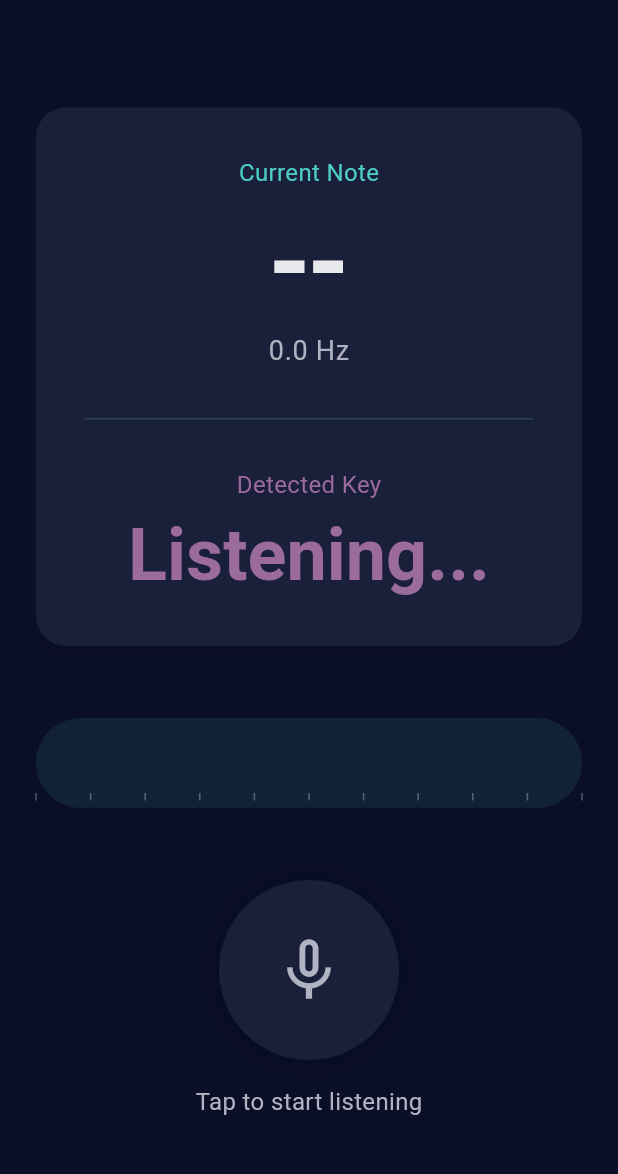
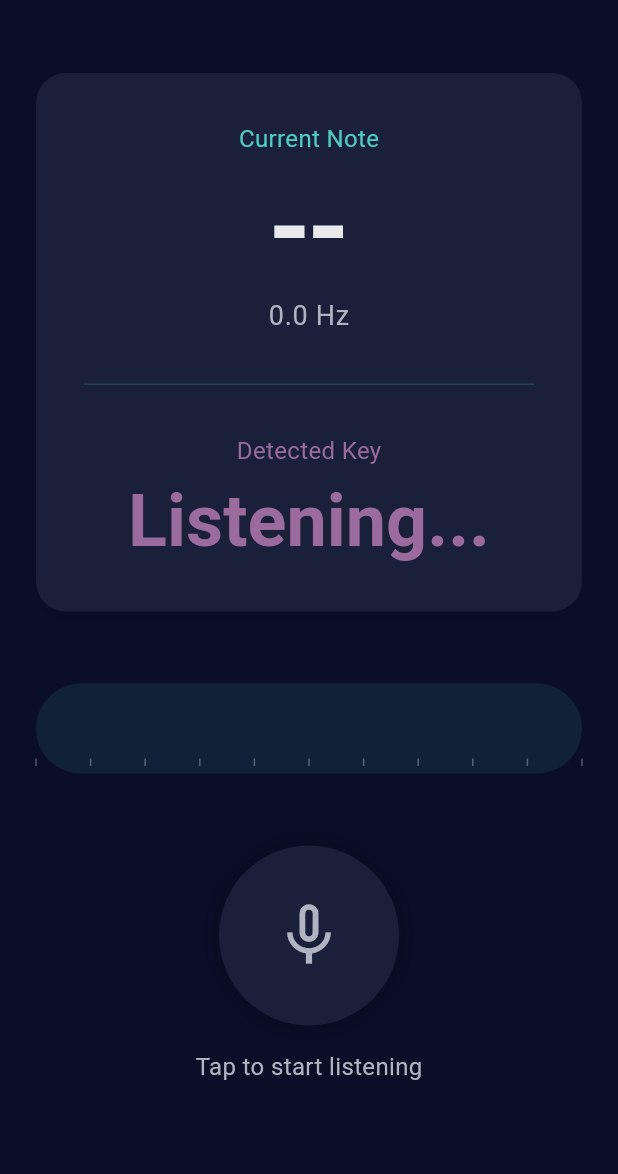
Before and after one commit to Denis-7242/keyfinder-app, a Flutter app: the screen it shows after launch, on a phone screen of 412 x 824 dp, the part 59-1233 px from its top. Run offline on Flutter 3.47's test engine with Material 3 defaults, Android fonts, the phone set to English and light mode, and no system bars; our stand-ins replace permission_handler, shared_preferences; missing offline and left inert: pitch_detector_dart, record.

Commit message:
added some dependencies in the pubspec.yaml and updated the home_screen.dart

```diff
--- a/lib/screens/home_screen.dart
+++ b/lib/screens/home_screen.dart
@@ -50,7 +50,6 @@ class _HomeScreenState extends State<HomeScreen> {
 
   Future<void> _startListening() async {
     final success = await _audioService.startRecording((audioData) async {
-      // Process audio data
       final pitchResult = await _pitchService.detectPitch(audioData);
 
       if (pitchResult != null && mounted) {
@@ -68,11 +67,8 @@ class _HomeScreenState extends State<HomeScreen> {
         _isListening = true;
       });
 
-      // Update UI periodically
       _processingTimer = Timer.periodic(const Duration(milliseconds: 500), (timer) {
-        if (mounted) {
-          setState(() {});
-        }
+        if (mounted) setState(() {});
       });
     } else {
       _showPermissionDialog();
@@ -131,10 +127,19 @@ class _HomeScreenState extends State<HomeScreen> {
         ],
       ),
       body: SafeArea(
+        child: LayoutBuilder(
+          builder: (context, constraints) {
+            return SingleChildScrollView(
+              child: ConstrainedBox(
+                constraints: BoxConstraints(
+                  minHeight: constraints.maxHeight,
+                ),
+                child: IntrinsicHeight(
                   child: Column(
                     mainAxisAlignment: MainAxisAlignment.center,
+                    crossAxisAlignment: CrossAxisAlignment.center,
                     children: [
-            const Spacer(),
+                      const SizedBox(height: 16),
 
                       // Key Display Card
                       KeyDisplay(
@@ -183,6 +188,11 @@ class _HomeScreenState extends State<HomeScreen> {
                     ],
                   ),
                 ),
+              ),
+            );
+          },
+        ),
+      ),
     );
   }
 }
--- a/pubspec.yaml
+++ b/pubspec.yaml
@@ -10,7 +10,7 @@ dependencies:
   flutter:
     sdk: flutter
 
-  # Audio recording
+  # Audio recording (Android/iOS only)
   record: ^5.0.4
 
   # Pitch detection
```
Lines whose indentation alone changed are shown as unchanged.
